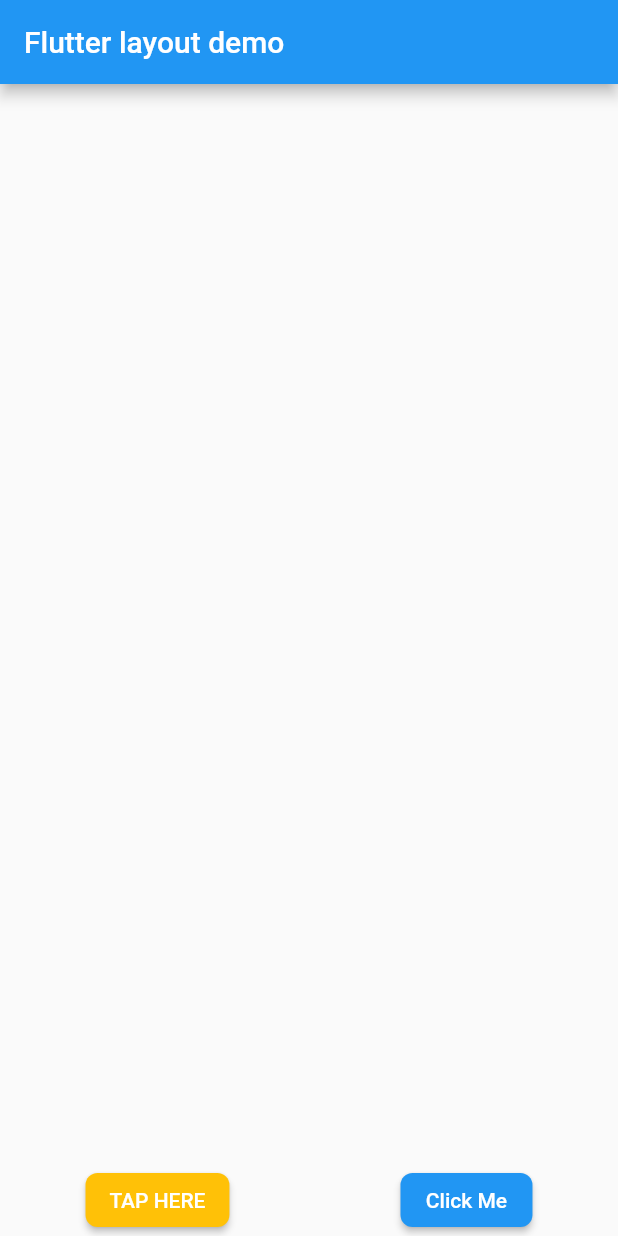
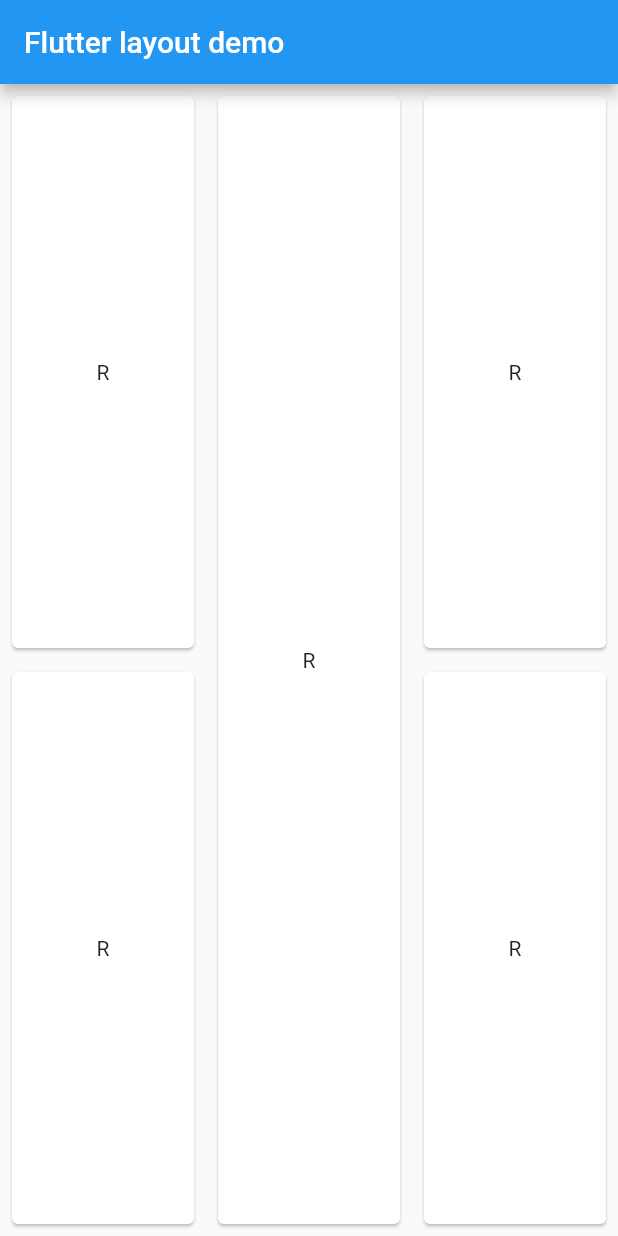
Before and after one commit to riansyahrobi8/Belajar-Flutter-UI, a Flutter app: the screen it shows after launch, on a phone screen of 412 x 824 dp. Run offline on Flutter 3.47's test engine with Material 2 defaults, Android fonts, the phone set to English and light mode, and no system bars.

Commit message:
belajar layout builder

```diff
--- a/lib/MyApp.dart
+++ b/lib/MyApp.dart
@@ -1,4 +1,5 @@
 import 'package:belajar_ui_flutter/screens/ButtonFactionallySizeBox.dart';
+import 'package:belajar_ui_flutter/screens/CardLayoutBuilder.dart';
 import 'package:belajar_ui_flutter/screens/ContainerAspectRatio.dart';
 import 'package:belajar_ui_flutter/screens/FavoriteWidget.dart';
 import 'package:belajar_ui_flutter/screens/Home.dart';
@@ -17,7 +18,7 @@ class MyApp extends StatelessWidget {
         appBar: AppBar(
           title: Text("Flutter layout demo"),
         ),
-        body: ThirdLayouting(),
+        body: CardLayoutBuilder(),
       ),
     );
   }
--- /dev/null
+++ b/lib/screens/CardLayoutBuilder.dart
@@ -0,0 +1,114 @@
+import 'package:flutter/material.dart';
+
+class CardLayoutBuilder extends StatelessWidget {
+  @override
+  Widget build(BuildContext context) {
+    return LayoutBuilder(builder: (context, constraint) {
+      print(constraint.maxHeight);
+      if (constraint.maxHeight < 600) {
+        return LayoutPortarit();
+      } else {
+        return LayoutLandscap();
+      }
+    });
+  }
+}
+
+Widget _buildCard() {
+  return Card(
+    margin: const EdgeInsets.all(8.0),
+    child: Center(
+      child: Text("R"),
+    ),
+  );
+}
+
+class LayoutPortarit extends StatelessWidget {
+  @override
+  Widget build(BuildContext context) {
+    return Column(
+      children: <Widget>[
+        Expanded(
+          child: Row(
+            children: <Widget>[
+              Expanded(
+                  child: Container(
+                child: _buildCard(),
+              )),
+              Expanded(
+                  child: Container(
+                child: _buildCard(),
+              ))
+            ],
+          ),
+        ),
+        Expanded(
+          child: Container(
+            child: _buildCard(),
+          ),
+        ),
+        Expanded(
+          child: Row(
+            children: <Widget>[
+              Expanded(
+                  child: Container(
+                child: _buildCard(),
+              )),
+              Expanded(
+                  child: Container(
+                child: _buildCard(),
+              ))
+            ],
+          ),
+        ),
+      ],
+    );
+  }
+}
+
+class LayoutLandscap extends StatelessWidget {
+  @override
+  Widget build(BuildContext context) {
+    return Row(
+      children: <Widget>[
+        Expanded(
+          child: Column(
+            children: <Widget>[
+              Expanded(
+                child: Container(
+                  child: _buildCard(),
+                ),
+              ),
+              Expanded(
+                child: Container(
+                  child: _buildCard(),
+                ),
+              )
+            ],
+          ),
+        ),
+        Expanded(
+          child: Container(
+            child: _buildCard(),
+          ),
+        ),
+        Expanded(
+          child: Column(
+            children: <Widget>[
+              Expanded(
+                child: Container(
+                  child: _buildCard(),
+                ),
+              ),
+              Expanded(
+                child: Container(
+                  child: _buildCard(),
+                ),
+              )
+            ],
+          ),
+        ),
+      ],
+    );
+  }
+}
```
